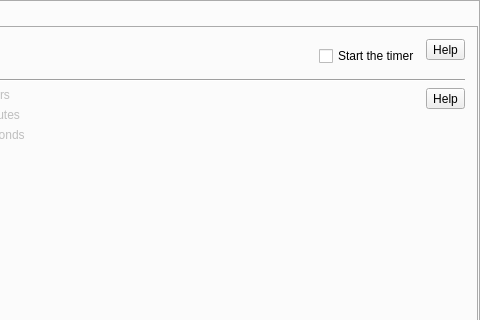
Before: the Qt Designer form src/formMainWindow.ui in vkohaupt/vokoscreenNG, drawn with Qt 5; both pictures show x 204 to 684 and y 0 to 320 of the 684 by 442 pixel window.
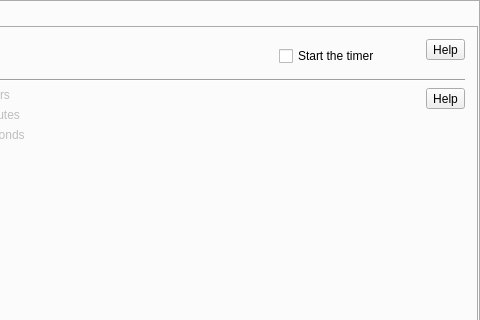
After: the same form once the commit is applied. The open tabs and pages were chosen to show the change. Icons and pictures are not drawn.

```diff
--- a/src/formMainWindow.ui
+++ b/src/formMainWindow.ui
@@ -1545,7 +1545,7 @@
                   </spacer>
                  </item>
                  <item>
-                  <layout class="QVBoxLayout" name="verticalLayout_24">
+                  <layout class="QHBoxLayout" name="horizontalLayout_46">
                    <item>
                     <widget class="QCheckBox" name="checkBoxStartTime">
                      <property name="text">
@@ -1553,6 +1553,19 @@
                      </property>
                     </widget>
                    </item>
+                   <item>
+                    <spacer name="horizontalSpacer_17">
+                     <property name="orientation">
+                      <enum>Qt::Horizontal</enum>
+                     </property>
+                     <property name="sizeHint" stdset="0">
+                      <size>
+                       <width>40</width>
+                       <height>20</height>
+                      </size>
+                     </property>
+                    </spacer>
+                   </item>
                   </layout>
                  </item>
                 </layout>
```
Left out of the diff: 12 changed lines with no effect on the pictures.
